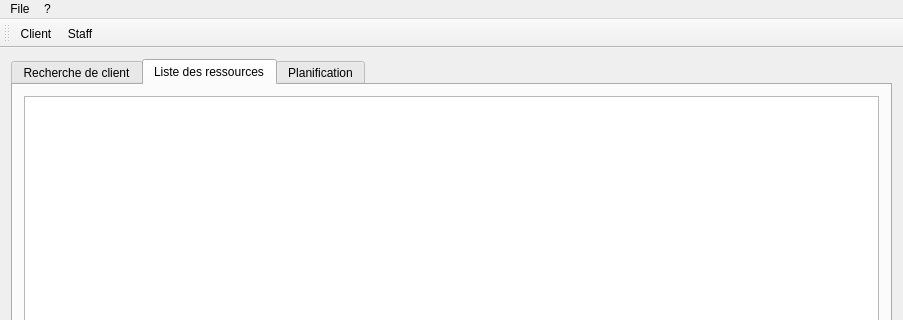
Old version of the form QTP/mainwindow.ui in the repository Qu3tzal/TpQt; both pictures show x 0 to 903 and y 0 to 320 of the 903 by 558 pixel window.
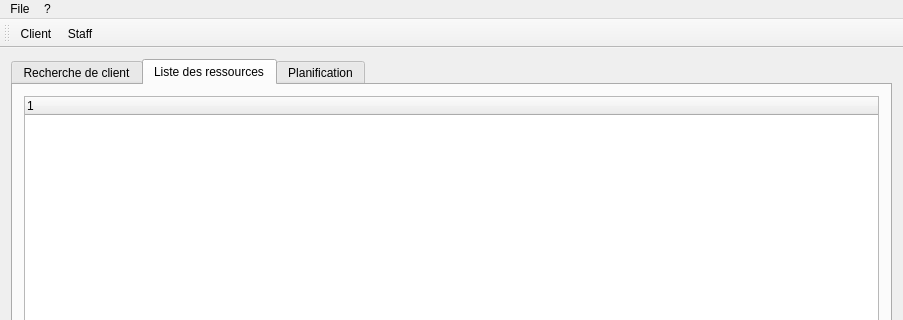
New version of the form. Icons and pictures are not drawn.

Commit message: Enfin - Ajout du staffView

Diff of the .ui file:
```diff
--- a/QTP/mainwindow.ui
+++ b/QTP/mainwindow.ui
@@ -36,7 +36,13 @@
        </attribute>
        <layout class="QVBoxLayout" name="verticalLayout_2">
         <item>
-         <widget class="QTableView" name="staffListTableView"/>
+         <widget class="QTreeWidget" name="treeWidget">
+          <column>
+           <property name="text">
+            <string notr="true">1</string>
+           </property>
+          </column>
+         </widget>
         </item>
        </layout>
       </widget>
```
The commit also changes 3 other files.
